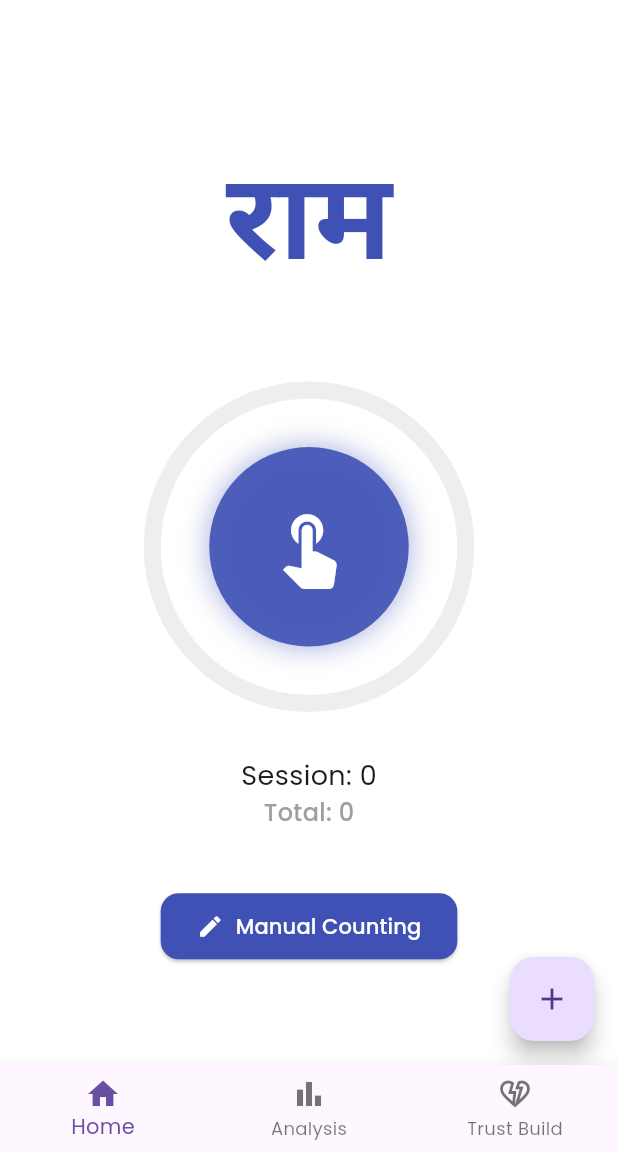
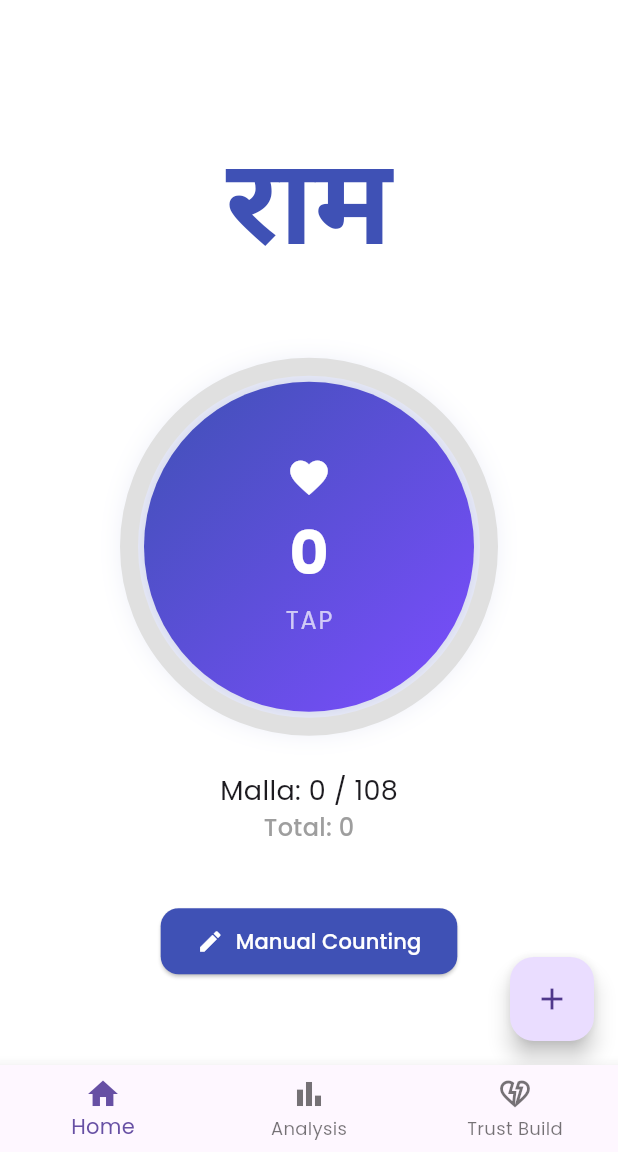
Before and after one commit to mohansinghmahecha/naam-jup, a Flutter app: the screen it shows after launch, on a phone screen of 412 x 824 dp, the part 84-1236 px from its top. Run offline on Flutter 3.47's test engine with Material 3 defaults, Android fonts, the phone set to English and light mode, and no system bars; our stand-ins replace fl_chart, flutter_riverpod, google_fonts, shared_preferences, table_calendar; Roboto replaces fonts that are missing (Alkatra).

Commit message:
widget created custom god_counter_widget if dont want then commit to previous

```diff
--- a/lib/pages/home_page.dart
+++ b/lib/pages/home_page.dart
@@ -1,8 +1,9 @@
 import 'package:flutter/material.dart';
 import 'package:flutter_riverpod/flutter_riverpod.dart';
+import 'package:google_fonts/google_fonts.dart';
 import '../providers/god_provider.dart';
 import '../models/god.dart';
-import 'package:google_fonts/google_fonts.dart';
+import '../widgets/god_counter_widget.dart';
 
 class HomePage extends ConsumerStatefulWidget {
   const HomePage({super.key});
@@ -13,27 +14,14 @@ class HomePage extends ConsumerStatefulWidget {
 
 class _HomePageState extends ConsumerState<HomePage>
     with TickerProviderStateMixin {
-  late AnimationController _tapController;
   late AnimationController _resetController;
-  late Animation<double> _scaleAnimation;
-
+  double animatedProgress = 0.0;
   bool isResetting = false;
-  double animatedProgress = 0.0;
   int selectedGodIndex = 0;
 
   @override
   void initState() {
     super.initState();
-
-    _tapController = AnimationController(
-      vsync: this,
-      duration: const Duration(milliseconds: 150),
-      lowerBound: 0.95,
-      upperBound: 1.0,
-      value: 1.0,
-    );
-    _scaleAnimation = _tapController.drive(Tween(begin: 1.0, end: 0.95));
-
     _resetController = AnimationController(
       vsync: this,
       duration: const Duration(milliseconds: 700),
@@ -46,16 +34,14 @@ class _HomePageState extends ConsumerState<HomePage>
 
   @override
   void dispose() {
-    _tapController.dispose();
     _resetController.dispose();
     super.dispose();
   }
 
-  // 🧩 Handle Tap
+  // 🧘‍♂️ Handle Tap
   void _onTap(God currentGod) {
     if (isResetting) return;
 
-    _tapController.reverse().then((_) => _tapController.forward());
     ref.read(godListProvider.notifier).incrementCount(currentGod.id);
 
     final progress =
@@ -65,7 +51,7 @@ class _HomePageState extends ConsumerState<HomePage>
       animatedProgress = progress;
     });
 
-    // Auto reset when reaches 108
+    // Auto reset after 108
     if (currentGod.sessionCount + 1 >= 108) {
       Future.delayed(const Duration(milliseconds: 250), () {
         _animateReset(currentGod.id);
@@ -73,7 +59,7 @@ class _HomePageState extends ConsumerState<HomePage>
     }
   }
 
-  // ✅ Reset animation & stop cleanly
+  // 🔄 Reset animation
   void _animateReset(String godId) {
     if (isResetting) return;
     isResetting = true;
@@ -144,63 +130,19 @@ class _HomePageState extends ConsumerState<HomePage>
 
               const SizedBox(height: 40),
 
-              // ---------- TAP BUTTON ----------
-              ScaleTransition(
-                scale: _scaleAnimation,
-                child: GestureDetector(
-                  onTapDown: (_) => _tapController.reverse(),
-                  onTapUp: (_) {
-                    _tapController.forward();
-                    _onTap(currentGod);
-                  },
-                  onTapCancel: () => _tapController.forward(),
-                  child: Stack(
-                    alignment: Alignment.center,
-                    children: [
-                      SizedBox(
-                        width: 220,
-                        height: 220,
-                        child: CircularProgressIndicator(
-                          value: progress,
-                          strokeWidth: 12,
-                          backgroundColor: Colors.grey.shade200,
-                          valueColor: const AlwaysStoppedAnimation<Color>(
-                            Colors.indigo,
-                          ),
-                        ),
-                      ),
-                      AnimatedContainer(
-                        duration: const Duration(milliseconds: 200),
-                        width: 140,
-                        height: 140,
-                        decoration: BoxDecoration(
-                          color: Colors.indigo.withOpacity(0.9),
-                          shape: BoxShape.circle,
-                          boxShadow: [
-                            BoxShadow(
-                              color: Colors.indigo.withOpacity(0.4),
-                              blurRadius: 15,
-                              spreadRadius: 2,
-                            ),
-                          ],
-                        ),
-                        alignment: Alignment.center,
-                        child: const Icon(
-                          Icons.touch_app,
-                          color: Colors.white,
-                          size: 60,
-                        ),
-                      ),
-                    ],
-                  ),
-                ),
+              // ---------- COUNTER WIDGET ----------
+              GodCounterWidget(
+                god: currentGod,
+                progress: progress,
+                isResetting: isResetting,
+                onTap: () => _onTap(currentGod),
               ),
 
               const SizedBox(height: 30),
 
               // ---------- COUNTERS ----------
               Text(
-                'Session: ${currentGod.sessionCount % 108}',
+                'Malla: ${currentGod.sessionCount % 108} / 108',
                 style: const TextStyle(fontSize: 18),
               ),
               Text(
@@ -214,7 +156,7 @@ class _HomePageState extends ConsumerState<HomePage>
 
               const SizedBox(height: 40),
 
-              // ---------- MANUAL COUNTING BUTTON ----------
+              // ---------- MANUAL COUNT BUTTON ----------
               ElevatedButton.icon(
                 icon: const Icon(Icons.edit, color: Colors.white),
                 label: const Text(
@@ -351,7 +293,7 @@ class _HomePageState extends ConsumerState<HomePage>
     );
   }
 
-  // ✅ NEW: Manual Counting Dialog
+  // ✅ Manual Counting Dialog
   void _showManualCountingDialog(BuildContext context, WidgetRef ref, God god) {
     final controller = TextEditingController();
 
@@ -379,7 +321,6 @@ class _HomePageState extends ConsumerState<HomePage>
                 ),
               ],
             ),
-
             actions: [
               TextButton(
                 onPressed: () => Navigator.pop(context),
--- /dev/null
+++ b/lib/widgets/god_counter_widget.dart
@@ -0,0 +1,87 @@
+import 'package:flutter/material.dart';
+import '../models/god.dart';
+
+class GodCounterWidget extends StatelessWidget {
+  final God god;
+  final double progress;
+  final bool isResetting;
+  final VoidCallback onTap;
+
+  const GodCounterWidget({
+    super.key,
+    required this.god,
+    required this.progress,
+    required this.isResetting,
+    required this.onTap,
+  });
+
+  @override
+  Widget build(BuildContext context) {
+    return GestureDetector(
+      onTap: onTap,
+      child: Stack(
+        alignment: Alignment.center,
+        children: [
+          // Background circle
+          Container(
+            width: 220,
+            height: 220,
+            decoration: BoxDecoration(
+              shape: BoxShape.circle,
+              gradient: const LinearGradient(
+                colors: [Colors.indigo, Colors.deepPurpleAccent],
+                begin: Alignment.topLeft,
+                end: Alignment.bottomRight,
+              ),
+              boxShadow: [
+                BoxShadow(
+                  color: Colors.indigo.withOpacity(0.3),
+                  blurRadius: 20,
+                  spreadRadius: 4,
+                ),
+              ],
+            ),
+          ),
+
+          // Progress ring
+          SizedBox(
+            width: 240,
+            height: 240,
+            child: CircularProgressIndicator(
+              value: progress,
+              strokeWidth: 12,
+              backgroundColor: Colors.grey.shade300,
+              valueColor: const AlwaysStoppedAnimation(Colors.indigo),
+            ),
+          ),
+
+          // Tap count text
+          Column(
+            mainAxisAlignment: MainAxisAlignment.center,
+            children: [
+              const Icon(Icons.favorite, color: Colors.white, size: 30),
+              const SizedBox(height: 6),
+              Text(
+                '${god.sessionCount % 108}',
+                style: const TextStyle(
+                  fontSize: 40,
+                  fontWeight: FontWeight.bold,
+                  color: Colors.white,
+                ),
+              ),
+              const SizedBox(height: 6),
+              const Text(
+                'TAP',
+                style: TextStyle(
+                  fontSize: 16,
+                  color: Colors.white70,
+                  letterSpacing: 1.2,
+                ),
+              ),
+            ],
+          ),
+        ],
+      ),
+    );
+  }
+}
```
